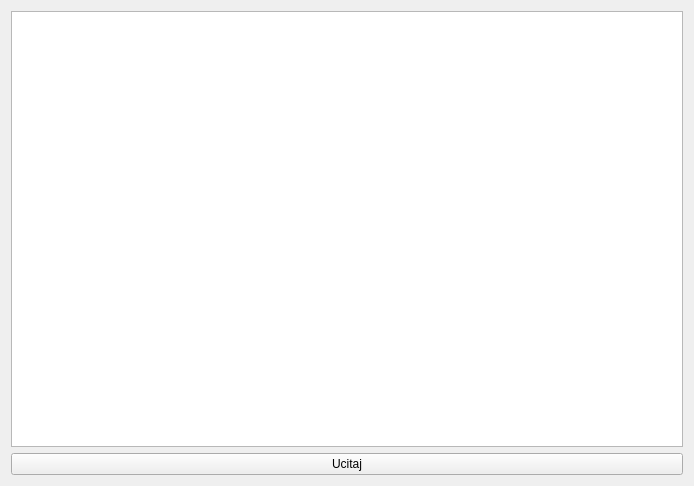
Qt form datoteka.ui (trznjak/rs15-15) before a commit.
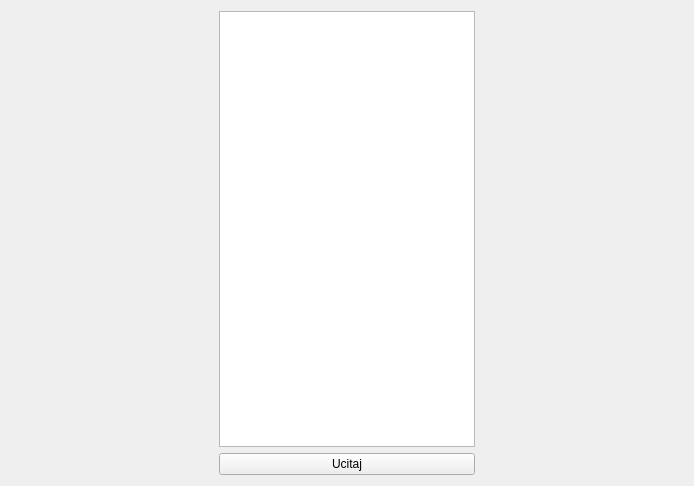
The same form after that commit.

What changed in the file:
```diff
--- a/datoteka.ui
+++ b/datoteka.ui
@@ -15,6 +15,21 @@
   </property>
   <layout class="QVBoxLayout" name="verticalLayout_2">
    <item>
+    <layout class="QHBoxLayout" name="horizontalLayout">
+     <item>
+      <spacer name="horizontalSpacer_2">
+       <property name="orientation">
+        <enum>Qt::Horizontal</enum>
+       </property>
+       <property name="sizeHint" stdset="0">
+        <size>
+         <width>40</width>
+         <height>20</height>
+        </size>
+       </property>
+      </spacer>
+     </item>
+     <item>
     <layout class="QVBoxLayout" name="verticalLayout">
      <item>
       <widget class="QListWidget" name="listWidget"/>
@@ -25,6 +40,21 @@
         <string>Ucitaj</string>
        </property>
       </widget>
+       </item>
+      </layout>
+     </item>
+     <item>
+      <spacer name="horizontalSpacer">
+       <property name="orientation">
+        <enum>Qt::Horizontal</enum>
+       </property>
+       <property name="sizeHint" stdset="0">
+        <size>
+         <width>40</width>
+         <height>20</height>
+        </size>
+       </property>
+      </spacer>
      </item>
     </layout>
    </item>
```
Lines whose indentation alone changed are shown as unchanged.
